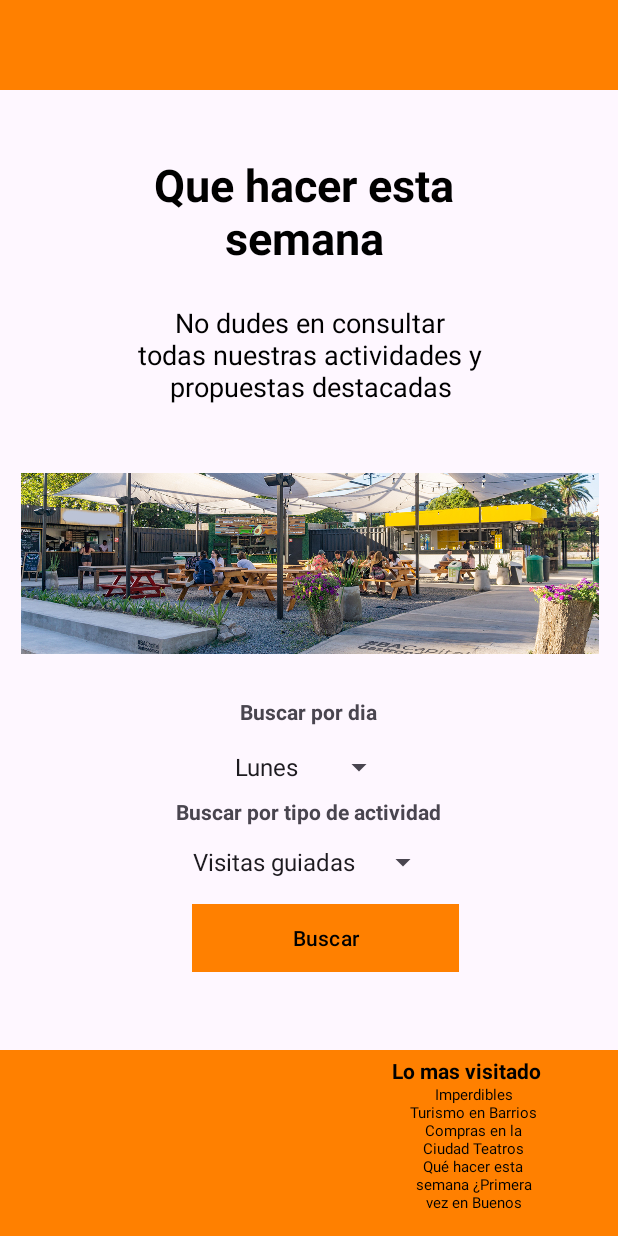
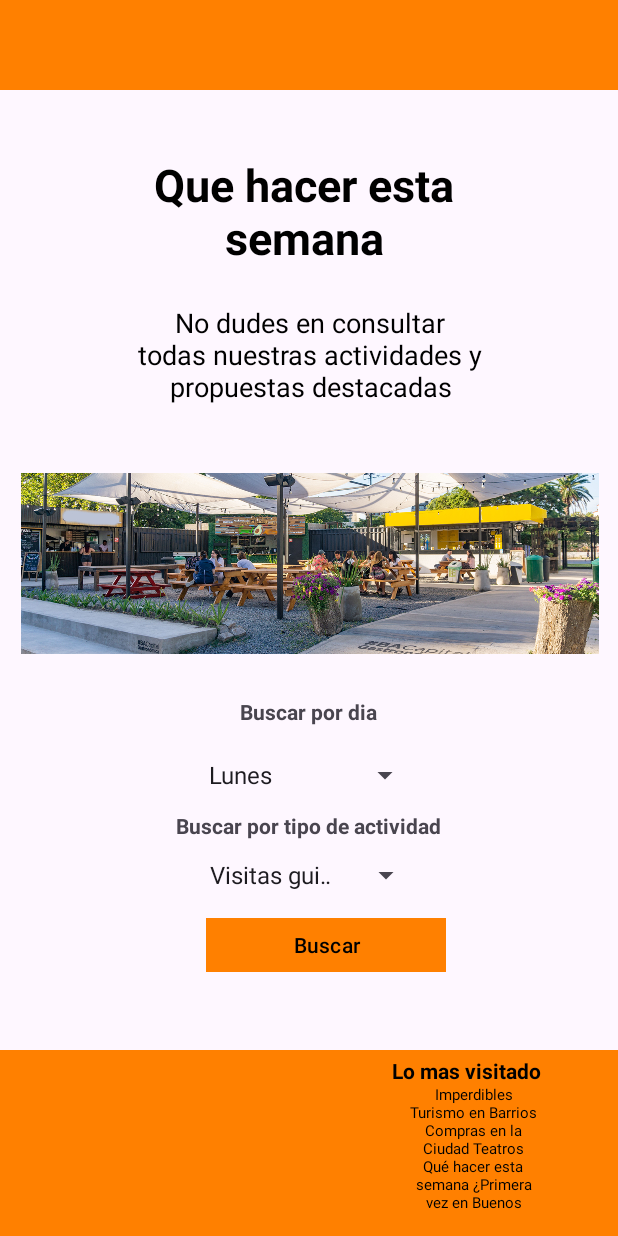
Before and after one commit to seezelop/final-am-acm4a-asad-lopez, an Android app: the screen it shows after launch (MainActivity), on a phone screen of 412 x 824 dp. Run offline under Robolectric (Android 15) with nearby library versions, the light colour scheme and no system bars.

Commit message:
fix: I change the size of spinners and button

```diff
--- a/app/src/main/res/layout/activity_main.xml
+++ b/app/src/main/res/layout/activity_main.xml
@@ -102,8 +102,8 @@
 
             <Button
                 android:id="@+id/btn_contenido_buscar"
-                android:layout_width="178dp"
-                android:layout_height="53dp"
+                android:layout_width="160dp"
+                android:layout_height="44dp"
                 android:layout_gravity="center"
                 android:layout_marginStart="121dp"
                 android:layout_marginEnd="100dp"
@@ -151,8 +151,8 @@
 
             <Spinner
                 android:id="@+id/opciones_dia"
-                android:layout_width="wrap_content"
-                android:layout_height="wrap_content"
+                android:layout_width="149dp"
+                android:layout_height="32dp"
                 android:layout_marginBottom="8dp"
                 android:gravity="bottom"
                 app:layout_constraintBottom_toTopOf="@+id/contenido_tipoAct"
@@ -175,8 +175,8 @@
 
             <Spinner
                 android:id="@+id/opciones_actividad"
-                android:layout_width="wrap_content"
-                android:layout_height="wrap_content"
+                android:layout_width="149dp"
+                android:layout_height="25dp"
                 android:layout_marginBottom="12dp"
                 app:layout_constraintBottom_toTopOf="@+id/btn_contenido_buscar"
                 app:layout_constraintEnd_toEndOf="parent"
```
